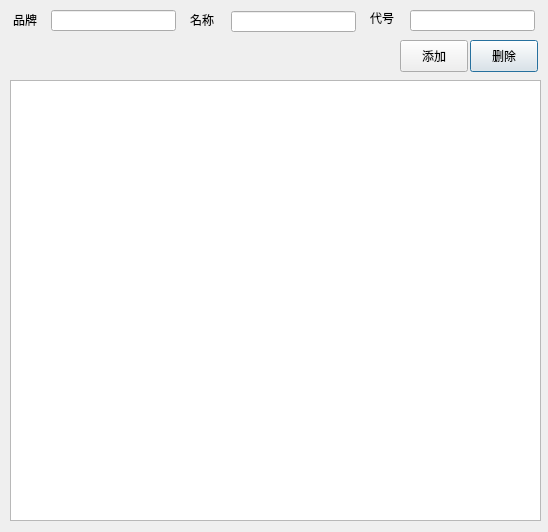
Qt form goodsnamemanagedialog.ui (cryring/myorder) before a commit.
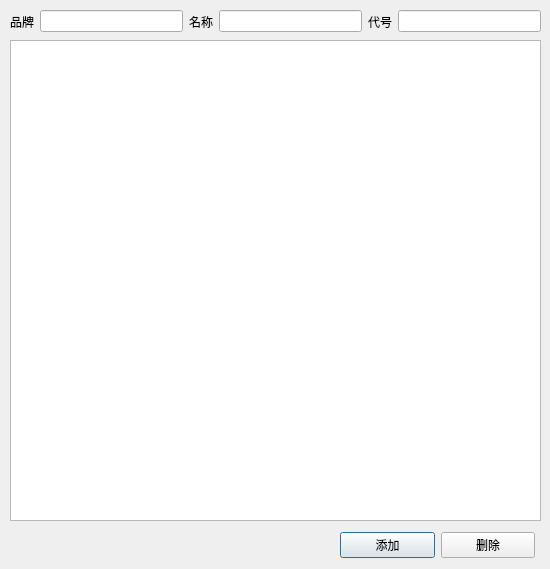
The same form after that commit.

What changed in the file:
```diff
--- a/goodsnamemanagedialog.ui
+++ b/goodsnamemanagedialog.ui
@@ -6,117 +6,90 @@
    <rect>
     <x>0</x>
     <y>0</y>
-    <width>548</width>
-    <height>532</height>
+    <width>550</width>
+    <height>569</height>
    </rect>
   </property>
   <property name="windowTitle">
    <string/>
   </property>
-  <widget class="QLabel" name="label_3">
-   <property name="geometry">
-    <rect>
-     <x>370</x>
-     <y>10</y>
-     <width>31</width>
-     <height>16</height>
-    </rect>
-   </property>
-   <property name="text">
-    <string>代号</string>
-   </property>
-  </widget>
-  <widget class="QLineEdit" name="idEdit">
-   <property name="geometry">
-    <rect>
-     <x>410</x>
-     <y>10</y>
-     <width>125</width>
-     <height>21</height>
-    </rect>
-   </property>
-  </widget>
   <widget class="QTableView" name="goodsView">
    <property name="geometry">
     <rect>
      <x>10</x>
-     <y>80</y>
+     <y>40</y>
      <width>531</width>
-     <height>441</height>
+     <height>481</height>
     </rect>
    </property>
   </widget>
-  <widget class="QPushButton" name="delButton">
+  <widget class="QWidget" name="">
    <property name="geometry">
     <rect>
-     <x>470</x>
-     <y>40</y>
-     <width>68</width>
-     <height>32</height>
-    </rect>
-   </property>
-   <property name="text">
-    <string>删除</string>
-   </property>
-  </widget>
-  <widget class="QPushButton" name="saveButton">
-   <property name="geometry">
-    <rect>
-     <x>400</x>
-     <y>40</y>
-     <width>68</width>
-     <height>32</height>
-    </rect>
-   </property>
-   <property name="text">
-    <string>添加</string>
-   </property>
-  </widget>
-  <widget class="QLineEdit" name="brandEdit">
-   <property name="geometry">
-    <rect>
-     <x>51</x>
+     <x>10</x>
      <y>10</y>
-     <width>125</width>
-     <height>21</height>
+     <width>531</width>
+     <height>23</height>
     </rect>
    </property>
+   <layout class="QHBoxLayout" name="horizontalLayout">
+    <item>
+     <widget class="QLabel" name="label">
+      <property name="text">
+       <string>品牌</string>
+      </property>
+     </widget>
+    </item>
+    <item>
+     <widget class="QLineEdit" name="brandEdit"/>
+    </item>
+    <item>
+     <widget class="QLabel" name="label_2">
+      <property name="text">
+       <string>名称</string>
+      </property>
+     </widget>
+    </item>
+    <item>
+     <widget class="QLineEdit" name="nameEdit"/>
+    </item>
+    <item>
+     <widget class="QLabel" name="label_3">
+      <property name="text">
+       <string>代号</string>
+      </property>
+     </widget>
+    </item>
+    <item>
+     <widget class="QLineEdit" name="idEdit"/>
+    </item>
+   </layout>
   </widget>
-  <widget class="QLineEdit" name="nameEdit">
+  <widget class="QWidget" name="">
    <property name="geometry">
     <rect>
-     <x>231</x>
-     <y>11</y>
-     <width>125</width>
-     <height>21</height>
+     <x>340</x>
+     <y>530</y>
+     <width>195</width>
+     <height>30</height>
     </rect>
    </property>
-  </widget>
-  <widget class="QLabel" name="label_2">
-   <property name="geometry">
-    <rect>
-     <x>190</x>
-     <y>10</y>
-     <width>26</width>
-     <height>19</height>
-    </rect>
-   </property>
-   <property name="text">
-    <string>名称</string>
-   </property>
-  </widget>
-  <widget class="QLabel" name="label">
-   <property name="geometry">
-    <rect>
-     <x>13</x>
-     <y>10</y>
-     <width>26</width>
-     <height>19</height>
-    </rect>
-   </property>
-   <property name="text">
-    <string>品牌</string>
-   </property>
+   <layout class="QHBoxLayout" name="horizontalLayout_2">
+    <item>
+     <widget class="QPushButton" name="saveButton">
+      <property name="text">
+       <string>添加</string>
+      </property>
+     </widget>
+    </item>
+    <item>
+     <widget class="QPushButton" name="delButton">
+      <property name="text">
+       <string>删除</string>
+      </property>
+     </widget>
+    </item>
+   </layout>
   </widget>
  </widget>
  <resources/>
```
